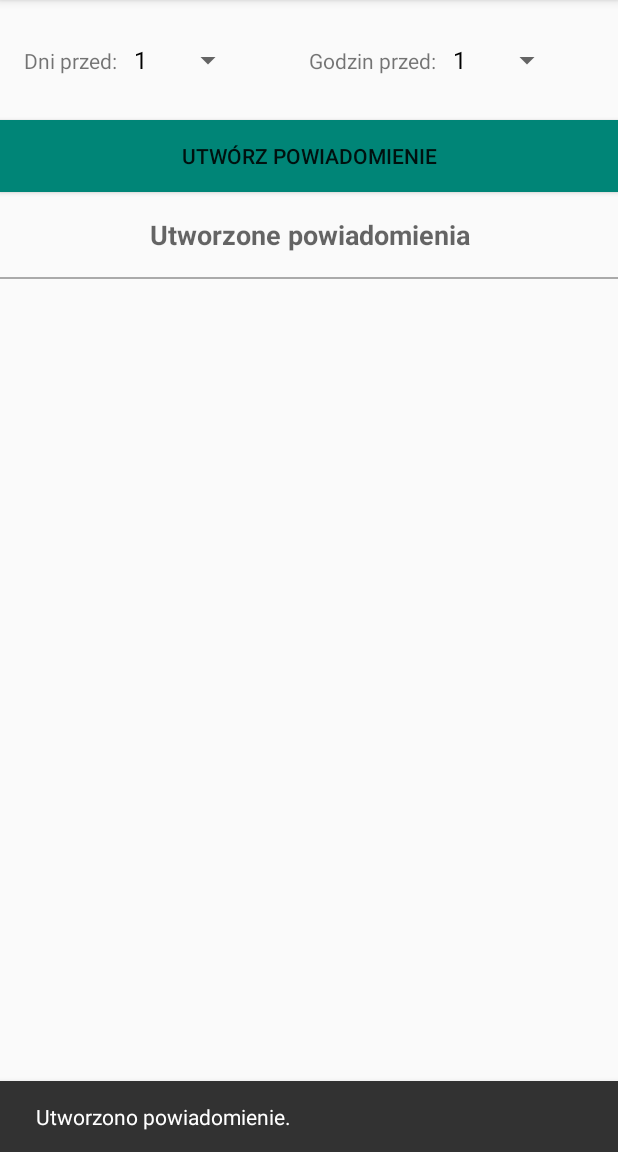
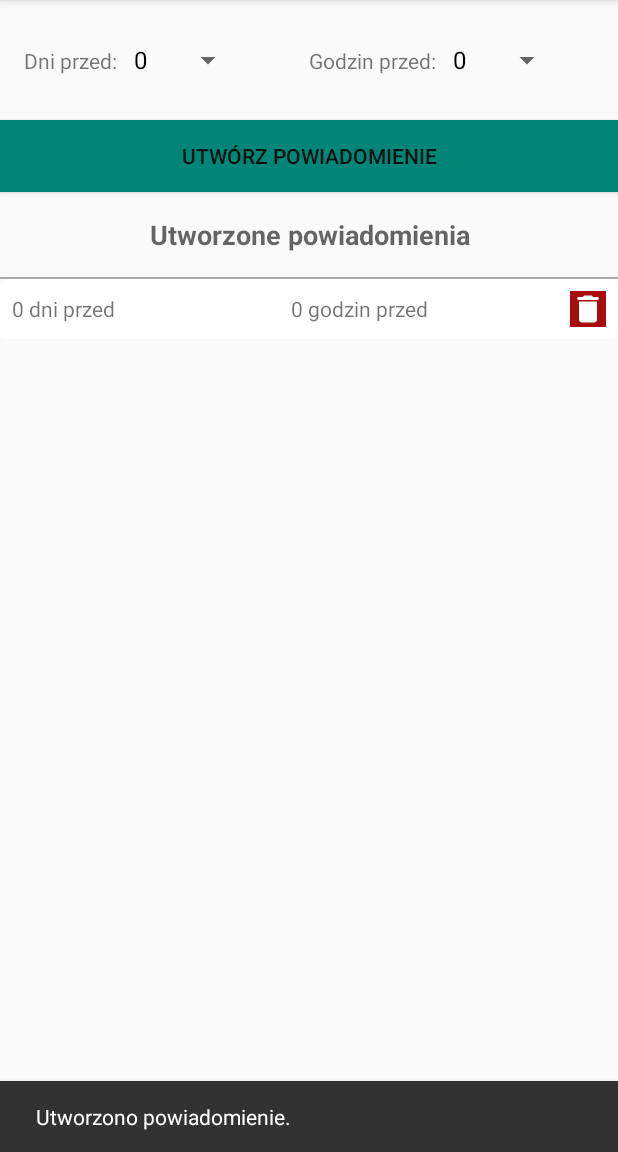
Before and after one commit to m-wlodarczyk/TSM_App, an Android app: the fragment SettingsNotificationsFragment placed in its activity, after a tap on "UTWÓRZ POWIADOMIENIE", on a phone screen of 412 x 824 dp, the part 84-1236 px from its top. Run offline under Robolectric (Android 15) with nearby library versions, the phone set to English and light mode, and no system bars; our stand-ins replace AdMob, Volley; libraries missing offline, so code that uses them is left out: fr.arnaudguyon.xmltojsonlib; network calls fail.

Commit message:
- notifications settings done

```diff
--- a/EventAgregator/app/src/main/java/com/example/marcin/eventagregator/EventListAdapter.java
+++ b/EventAgregator/app/src/main/java/com/example/marcin/eventagregator/EventListAdapter.java
@@ -37,11 +37,9 @@ public class EventListAdapter extends ArrayAdapter<Event> implements View.OnClic
     @Override
     public void onClick(View v)
     {
-//        TODO
         int position = (Integer) v.getTag();
         Object object = getItem(position);
         Event event = (Event) object;
-        Log.d("kot", "klik");
         Snackbar.make(v, "Release date ", Snackbar.LENGTH_LONG)
                 .setAction("No action", null).show();
     }
--- a/EventAgregator/app/src/main/java/com/example/marcin/eventagregator/MainActivity.java
+++ b/EventAgregator/app/src/main/java/com/example/marcin/eventagregator/MainActivity.java
@@ -52,12 +52,6 @@ public class MainActivity extends AppCompatActivity
         MapsInitializer.initialize(getApplicationContext());
         // Sample AdMob app ID: ca-app-pub-3940256099942544~3347511713
         MobileAds.initialize(this, getString(R.string.ad_app_id));
-
-//        DbNotificationsTime.deleteById(1 ,this);
-//        DbNotificationsTime.deleteById(2 ,this);
-//
-//        DbNotificationsTime.insert(new NotificationTime(0, 10), this);
-//        DbNotificationsTime.insert(new NotificationTime(0, 1), this);
 
         configureDrawerAndToolbar();
         enablePushNotificationService();
--- /dev/null
+++ b/EventAgregator/app/src/main/java/com/example/marcin/eventagregator/NotificationTimeListAdapter.java
@@ -0,0 +1,105 @@
+package com.example.marcin.eventagregator;
+
+import android.content.Context;
+import android.support.design.widget.Snackbar;
+import android.util.Log;
+import android.view.LayoutInflater;
+import android.view.ViewGroup;
+import android.view.animation.Animation;
+import android.view.animation.AnimationUtils;
+import android.widget.ArrayAdapter;
+import android.view.View;
+import android.widget.ImageButton;
+import android.widget.ListView;
+import android.widget.TextView;
+
+import com.example.marcin.eventagregator.database.DbNotificationsTime;
+import com.example.marcin.eventagregator.domain.Event;
+import com.example.marcin.eventagregator.domain.NotificationTime;
+
+import java.util.ArrayList;
+
+public class NotificationTimeListAdapter extends ArrayAdapter<NotificationTime>
+{
+
+    private Context mContext;
+    private View view;
+
+    // View lookup cache
+    private static class ViewHolder
+    {
+        TextView days;
+        TextView hours;
+        ImageButton deleteButton;
+
+    }
+
+    public NotificationTimeListAdapter(ArrayList<NotificationTime> data, Context context, View view)
+    {
+        super(context, R.layout.row_notification_time, data);
+        this.mContext = context;
+        this.view = view;
+    }
+
+    private int lastPosition = -1;
+
+    @Override
+    public View getView(int position, View convertView, final ViewGroup parent)
+    {
+        // Get the data item for this position
+        final NotificationTime notificationTime = getItem(position);
+        // Check if an existing view is being reused, otherwise inflate the view
+        ViewHolder viewHolder; // view lookup cache stored in tag
+
+        final View result;
+
+        if (convertView == null)
+        {
+            viewHolder = new ViewHolder();
+            LayoutInflater inflater = LayoutInflater.from(getContext());
+            convertView = inflater.inflate(R.layout.row_notification_time, parent, false);
+
+            viewHolder.days = convertView.findViewById(R.id.days_before_textview);
+            viewHolder.hours = convertView.findViewById(R.id.hours_before_textview);
+            viewHolder.deleteButton = convertView.findViewById(R.id.delete_notification_time_button);
+
+            result = convertView;
+
+            convertView.setTag(viewHolder);
+        } else
+        {
+            viewHolder = (ViewHolder) convertView.getTag();
+            result = convertView;
+        }
+
+        Animation animation = AnimationUtils.loadAnimation(mContext, (position > lastPosition) ? R.anim.up_from_bottom : R.anim.down_from_top);
+        result.startAnimation(animation);
+        lastPosition = position;
+
+        viewHolder.days.setText(Integer.toString(notificationTime.getDaysBeforeEvent()));
+        viewHolder.hours.setText(Integer.toString(notificationTime.getHoursBeforeEvent()));
+        viewHolder.deleteButton.setOnClickListener(new View.OnClickListener()
+        {
+            @Override
+            public void onClick(View v)
+            {
+                DbNotificationsTime.deleteById(notificationTime.getId(), getContext());
+                notificationsTimeListInit();
+                Snackbar.make(view, "Usunięto powiadomienie.", Snackbar.LENGTH_SHORT).show();
+
+            }
+        });
+
+
+        // Return the completed view to render on screen
+        return convertView;
+    }
+
+    public void notificationsTimeListInit()
+    {
+        ListView notificationsTimeListView = view.findViewById(R.id.list_notifications);
+        ArrayList<NotificationTime> notificationsTime = DbNotificationsTime.getAll(getContext());
+        NotificationTimeListAdapter notificationTimeListAdapter = new NotificationTimeListAdapter(notificationsTime, getContext(), view);
+        notificationsTimeListView.setAdapter(notificationTimeListAdapter);
+    }
+}
--- a/EventAgregator/app/src/main/java/com/example/marcin/eventagregator/SettingsNotificationsFragment.java
+++ b/EventAgregator/app/src/main/java/com/example/marcin/eventagregator/SettingsNotificationsFragment.java
@@ -10,15 +10,22 @@ import android.view.View;
 import android.view.ViewGroup;
 import android.widget.ArrayAdapter;
 import android.widget.Button;
+import android.widget.ListView;
 import android.widget.Spinner;
 
 import com.example.marcin.eventagregator.database.DbNotificationsTime;
+import com.example.marcin.eventagregator.domain.Event;
 import com.example.marcin.eventagregator.domain.NotificationTime;
+
+
+import java.util.ArrayList;
 
 public class SettingsNotificationsFragment extends Fragment
 {
     private View view;
-
+    private static NotificationTimeListAdapter notificationTimeListAdapter;
+    private ListView notificationsTimeListView;
+    private ArrayList<NotificationTime> notificationsTime;
     @Override
     public View onCreateView(LayoutInflater inflater, ViewGroup container,
                              Bundle savedInstanceState)
@@ -28,10 +35,18 @@ public class SettingsNotificationsFragment extends Fragment
 
         spinnersInit();
         createNotificationButtonInit();
-
+        notificationsTimeListInit();
 
 
         return view;
+    }
+
+    public void notificationsTimeListInit()
+    {
+        notificationsTimeListView = view.findViewById(R.id.list_notifications);
+        notificationsTime = DbNotificationsTime.getAll(getContext());
+        notificationTimeListAdapter = new NotificationTimeListAdapter(notificationsTime, getContext(), view);
+        notificationsTimeListView.setAdapter(notificationTimeListAdapter);
     }
 
     private void spinnersInit()
@@ -66,6 +81,7 @@ public class SettingsNotificationsFragment extends Fragment
                 int hours = Integer.parseInt(hoursSpinner.getSelectedItem().toString());
 
                 DbNotificationsTime.insert(new NotificationTime(days, hours), getContext());
+                notificationsTimeListInit();
                 Snackbar.make(view, "Utworzono powiadomienie.", Snackbar.LENGTH_SHORT).show();
             }
         });
--- a/EventAgregator/app/src/main/java/com/example/marcin/eventagregator/domain/Event.java
+++ b/EventAgregator/app/src/main/java/com/example/marcin/eventagregator/domain/Event.java
@@ -17,7 +17,7 @@ public class Event
     private String address;
     private String date;
 
-    public Event() {}
+    public Event(){}
     public Event(Integer id, String title, String description, String address, String date)
     {
         this.id = id;
--- a/EventAgregator/app/src/main/java/com/example/marcin/eventagregator/domain/NotificationTime.java
+++ b/EventAgregator/app/src/main/java/com/example/marcin/eventagregator/domain/NotificationTime.java
@@ -5,6 +5,7 @@ public class NotificationTime
     private int id;
     private int daysBeforeEvent;
     private int hoursBeforeEvent;
+
 
     public NotificationTime(int id, int daysBeforeEvent, int hoursBeforeEvent)
     {
--- /dev/null
+++ b/EventAgregator/app/src/main/res/drawable/ic_delete_white_24dp.xml
@@ -0,0 +1,5 @@
+<vector android:height="24dp" android:tint="#FFFFFF"
+    android:viewportHeight="24.0" android:viewportWidth="24.0"
+    android:width="24dp" xmlns:android="http://schemas.android.com/apk/res/android">
+    <path android:fillColor="#FF000000" android:pathData="M6,19c0,1.1 0.9,2 2,2h8c1.1,0 2,-0.9 2,-2V7H6v12zM19,4h-3.5l-1,-1h-5l-1,1H5v2h14V4z"/>
+</vector>
--- a/EventAgregator/app/src/main/res/layout/fragment_settings_notifications.xml
+++ b/EventAgregator/app/src/main/res/layout/fragment_settings_notifications.xml
@@ -70,7 +70,7 @@
         android:background="@android:color/darker_gray" />
 
     <ListView
-        android:id="@+id/list"
+        android:id="@+id/list_notifications"
         android:layout_width="match_parent"
         android:layout_height="wrap_content" />
 
--- a/EventAgregator/app/src/main/res/layout/row_notification.xml
+++ b/EventAgregator/app/src/main/res/layout/row_notification_time.xml
@@ -21,7 +21,8 @@
                 android:layout_width="match_parent"
                 android:layout_height="wrap_content"
                 android:orientation="horizontal"
-                android:layout_weight="1">
+                android:layout_weight="1"
+                android:layout_gravity="center">
 
                 <TextView
                     android:id="@+id/days_before_textview"
@@ -40,7 +41,8 @@
                 android:layout_width="match_parent"
                 android:layout_height="wrap_content"
                 android:orientation="horizontal"
-                android:layout_weight="1">
+                android:layout_weight="1"
+                android:layout_gravity="center">
 
                 <TextView
                     android:id="@+id/hours_before_textview"
@@ -54,6 +56,13 @@
                     android:layout_height="wrap_content" />
 
             </LinearLayout>
+
+            <ImageButton
+                android:id="@+id/delete_notification_time_button"
+                android:layout_width="wrap_content"
+                android:layout_height="wrap_content"
+                android:background="#A80D0D"
+                android:src="@drawable/ic_delete_white_24dp" />
         </LinearLayout>
 
 
--- a/EventAgregator/app/src/main/res/values/days_spinner.xml
+++ b/EventAgregator/app/src/main/res/values/days_spinner.xml
@@ -1,6 +1,7 @@
 <?xml version="1.0" encoding="utf-8"?>
 <resources>
     <string-array name="days_spinner">
+        <item>0</item>
         <item>1</item>
         <item>2</item>
         <item>3</item>
--- a/EventAgregator/app/src/main/res/values/hours_spinner.xml
+++ b/EventAgregator/app/src/main/res/values/hours_spinner.xml
@@ -1,6 +1,7 @@
 <?xml version="1.0" encoding="utf-8"?>
 <resources>
     <string-array name="hours_spinner">
+        <item>0</item>
         <item>1</item>
         <item>2</item>
         <item>3</item>
```
Also changed, not shown: EventAgregator/app/src/main/java/com/example/marcin/eventagregator/InterestingEventsListFragment.java (+20 -0 lines), EventAgregator/app/src/main/java/com/example/marcin/eventagregator/TodayEventsListFragment.java (+20 -0 lines), EventAgregator/app/src/main/res/drawable/progress.xml (added, +27 -0 lines), EventAgregator/app/src/main/res/layout/empty_list_fragment.xml (added, +21 -0 lines), EventAgregator/app/src/main/res/layout/fragment_event_info.xml (+8 -0 lines), EventAgregator/app/src/main/res/layout/fragment_interesting_events_list.xml (+15 -6 lines), EventAgregator/app/src/main/res/layout/fragment_today_events_list.xml (+19 -11 lines), EventAgregator/app/src/main/res/layout/progress_circle.xml (added, +7 -0 lines).
